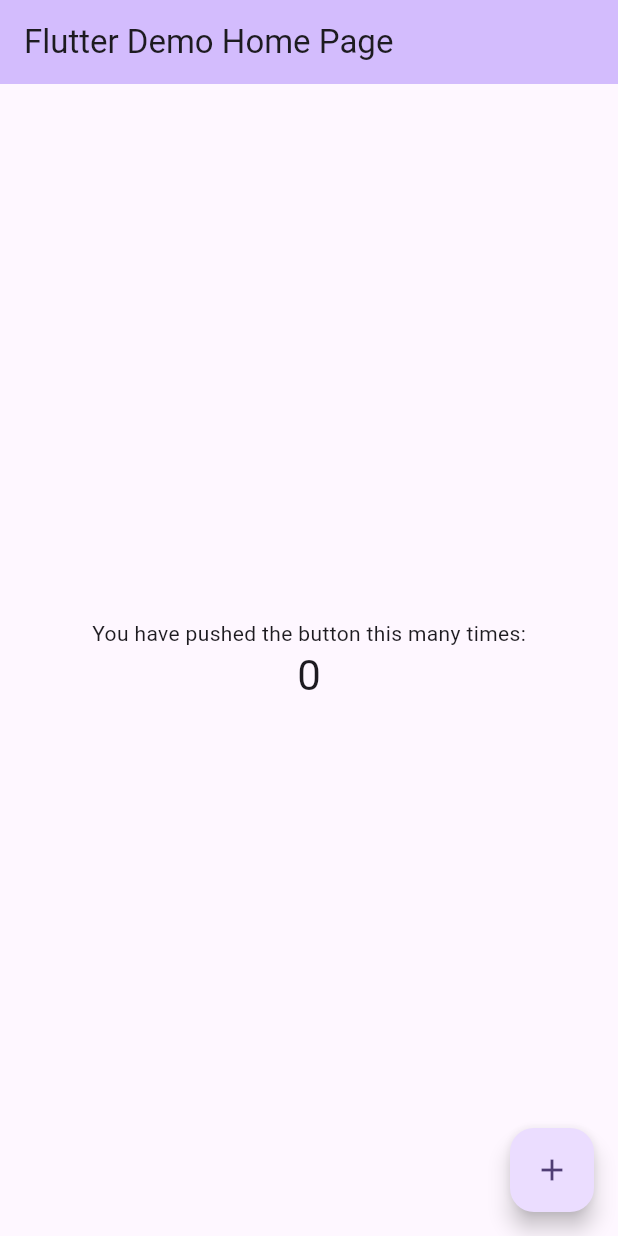
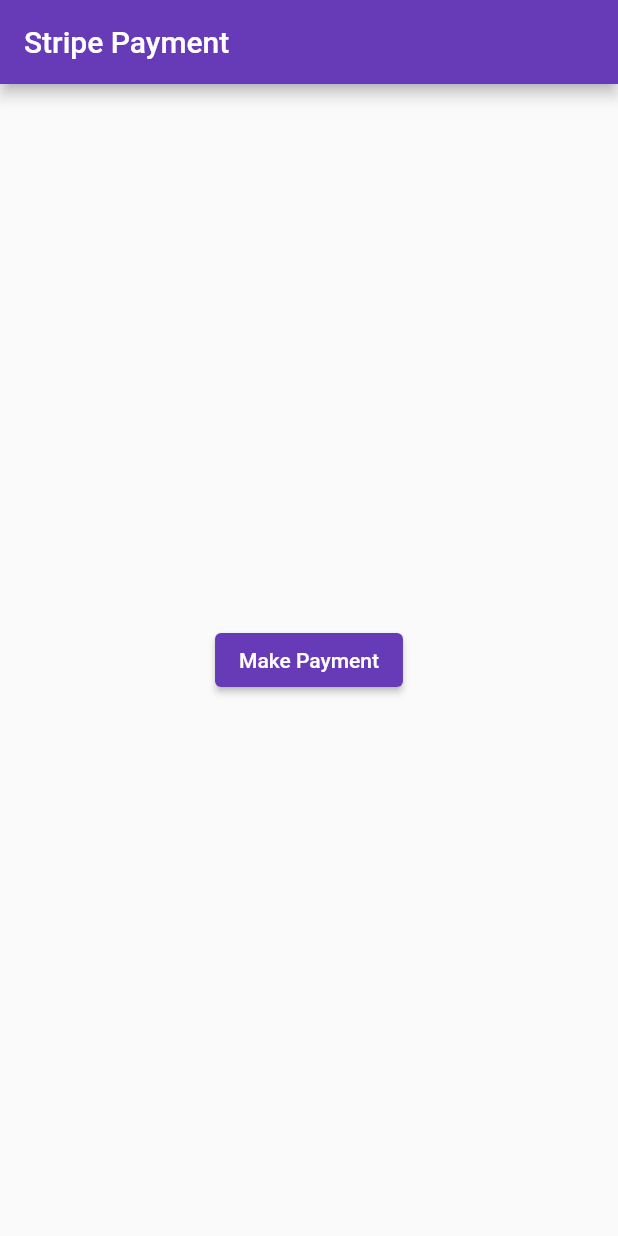
Before and after one commit to ima0112/flutter_payment, a Flutter app: the screen it shows after launch, on a phone screen of 412 x 824 dp. Run offline on Flutter 3.47's test engine with Material 2 defaults, Android fonts, the light colour scheme and no system bars.

Commit message:
Implementing Home Page

```diff
--- /dev/null
+++ b/lib/home_page.dart
@@ -0,0 +1,25 @@
+import 'package:flutter/material.dart';
+
+class HomePage extends StatelessWidget {
+  const HomePage({super.key});
+
+  @override
+  Widget build(BuildContext context) {
+    return Scaffold(
+      appBar: AppBar(
+        title: const Text('Stripe Payment'),
+      ),
+      body: Center(
+        child: Column(
+          mainAxisAlignment: MainAxisAlignment.center,
+          children: [
+            ElevatedButton(
+              child: const Text('Make Payment'),
+              onPressed: () {},
+            ),
+          ],
+        ),
+      ),
+    );
+  }
+}
--- a/lib/main.dart
+++ b/lib/main.dart
@@ -1,4 +1,5 @@
 import 'package:flutter/material.dart';
+import 'package:flutter_payment/home_page.dart';
 
 void main() {
   runApp(const MyApp());
@@ -11,115 +12,11 @@
   @override
   Widget build(BuildContext context) {
     return MaterialApp(
-      title: 'Flutter Demo',
       theme: ThemeData(
-        // This is the theme of your application.
-        //
-        // TRY THIS: Try running your application with "flutter run". You'll see
-        // the application has a blue toolbar. Then, without quitting the app,
-        // try changing the seedColor in the colorScheme below to Colors.green
-        // and then invoke "hot reload" (save your changes or press the "hot
-        // reload" button in a Flutter-supported IDE, or press "r" if you used
-        // the command line to start the app).
-        //
-        // Notice that the counter didn't reset back to zero; the application
-        // state is not lost during the reload. To reset the state, use hot
-        // restart instead.
-        //
-        // This works for code too, not just values: Most code changes can be
-        // tested with just a hot reload.
-        colorScheme: ColorScheme.fromSeed(seedColor: Colors.deepPurple),
-        useMaterial3: true,
+        primarySwatch: Colors.deepPurple,
       ),
-      home: const MyHomePage(title: 'Flutter Demo Home Page'),
+      //initial route
+      home: const HomePage(),
     );
   }
 }
-
-class MyHomePage extends StatefulWidget {
-  const MyHomePage({super.key, required this.title});
-
-  // This widget is the home page of your application. It is stateful, meaning
-  // that it has a State object (defined below) that contains fields that affect
-  // how it looks.
-
-  // This class is the configuration for the state. It holds the values (in this
-  // case the title) provided by the parent (in this case the App widget) and
-  // used by the build method of the State. Fields in a Widget subclass are
-  // always marked "final".
-
-  final String title;
-
-  @override
-  State<MyHomePage> createState() => _MyHomePageState();
-}
-
-class _MyHomePageState extends State<MyHomePage> {
-  int _counter = 0;
-
-  void _incrementCounter() {
-    setState(() {
-      // This call to setState tells the Flutter framework that something has
-      // changed in this State, which causes it to rerun the build method below
-      // so that the display can reflect the updated values. If we changed
-      // _counter without calling setState(), then the build method would not be
-      // called again, and so nothing would appear to happen.
-      _counter++;
-    });
-  }
-
-  @override
-  Widget build(BuildContext context) {
-    // This method is rerun every time setState is called, for instance as done
-    // by the _incrementCounter method above.
-    //
-    // The Flutter framework has been optimized to make rerunning build methods
-    // fast, so that you can just rebuild anything that needs updating rather
-    // than having to individually change instances of widgets.
-    return Scaffold(
-      appBar: AppBar(
-        // TRY THIS: Try changing the color here to a specific color (to
-        // Colors.amber, perhaps?) and trigger a hot reload to see the AppBar
-        // change color while the other colors stay the same.
-        backgroundColor: Theme.of(context).colorScheme.inversePrimary,
-        // Here we take the value from the MyHomePage object that was created by
-        // the App.build method, and use it to set our appbar title.
-        title: Text(widget.title),
-      ),
-      body: Center(
-        // Center is a layout widget. It takes a single child and positions it
-        // in the middle of the parent.
-        child: Column(
-          // Column is also a layout widget. It takes a list of children and
-          // arranges them vertically. By default, it sizes itself to fit its
-          // children horizontally, and tries to be as tall as its parent.
-          //
-          // Column has various properties to control how it sizes itself and
-          // how it positions its children. Here we use mainAxisAlignment to
-          // center the children vertically; the main axis here is the vertical
-          // axis because Columns are vertical (the cross axis would be
-          // horizontal).
-          //
-          // TRY THIS: Invoke "debug painting" (choose the "Toggle Debug Paint"
-          // action in the IDE, or press "p" in the console), to see the
-          // wireframe for each widget.
-          mainAxisAlignment: MainAxisAlignment.center,
-          children: <Widget>[
-            const Text(
-              'You have pushed the button this many times:',
-            ),
-            Text(
-              '$_counter',
-              style: Theme.of(context).textTheme.headlineMedium,
-            ),
-          ],
-        ),
-      ),
-      floatingActionButton: FloatingActionButton(
-        onPressed: _incrementCounter,
-        tooltip: 'Increment',
-        child: const Icon(Icons.add),
-      ), // This trailing comma makes auto-formatting nicer for build methods.
-    );
-  }
-}
```
